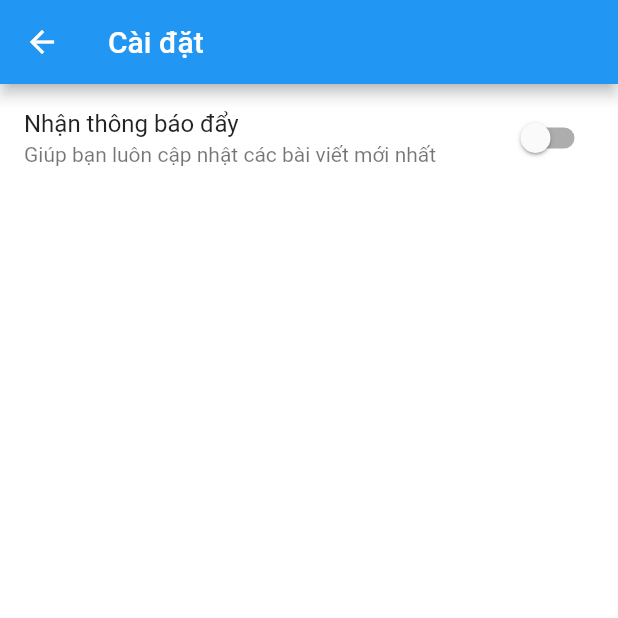
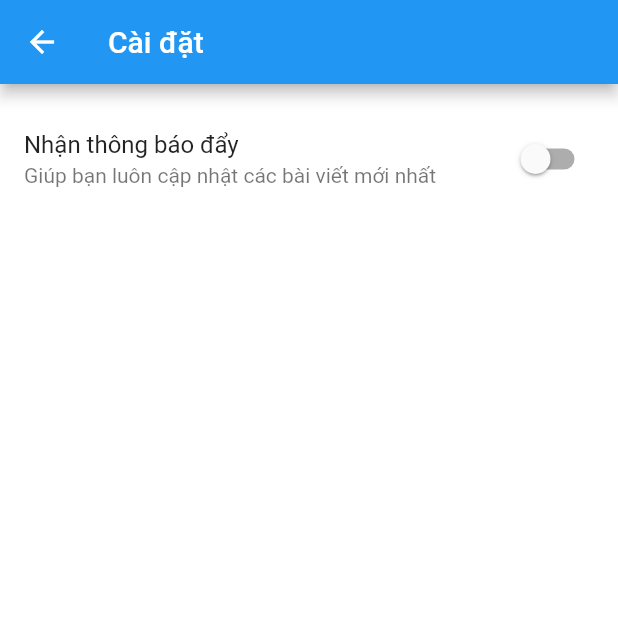
Before and after one commit to thanhtung100397/flutter-blog-post-app, a Flutter app: the AppSettingPage screen opened by its route, on a phone screen of 412 x 824 dp, the top half of it. Run offline on Flutter 3.47's test engine with Material 2 defaults, Android fonts, the phone set to English and light mode, and no system bars; our stand-ins replace curved_navigation_bar, firebase_auth, firebase_core, flutter_signin_button, google_sign_in; accounts and stored records are empty; generated files the repository leaves out were written again; network calls fail.

Commit message:
Add padding

```diff
--- a/lib/pages/home/personal/app_setting_page.dart
+++ b/lib/pages/home/personal/app_setting_page.dart
@@ -60,7 +60,9 @@ class _AppSettingPage extends State<AppSettingPage> {
     return Scaffold(
       backgroundColor: AppColor.appMainBackground,
       appBar: AppBar(title: Text(AppLocalizations.of(context)!.setting)),
-      body: ListView(
+      body: Container(
+          padding: const EdgeInsets.only(top: 14),
+          child: ListView(
             children: <Widget>[
               FutureBuilder<Map<String, dynamic>>(
                   future: futureUserSettings,
@@ -72,7 +74,8 @@ class _AppSettingPage extends State<AppSettingPage> {
                     return SwitchListTile(
                       value: enableNotification,
                       title: const Text("Nhận thông báo đẩy"),
-                  subtitle: const Text("Giúp bạn luôn cập nhật các bài viết mới nhất"),
+                      subtitle: const Text(
+                          "Giúp bạn luôn cập nhật các bài viết mới nhất"),
                       onChanged: (bool value) async {
                         await updateUserSettings(enableNotification: value);
                         setState(() {
@@ -82,7 +85,7 @@ class _AppSettingPage extends State<AppSettingPage> {
                     );
                   })
             ],
-      ),
+          )),
     );
   }
 }
```
Lines whose indentation alone changed are shown as unchanged.
